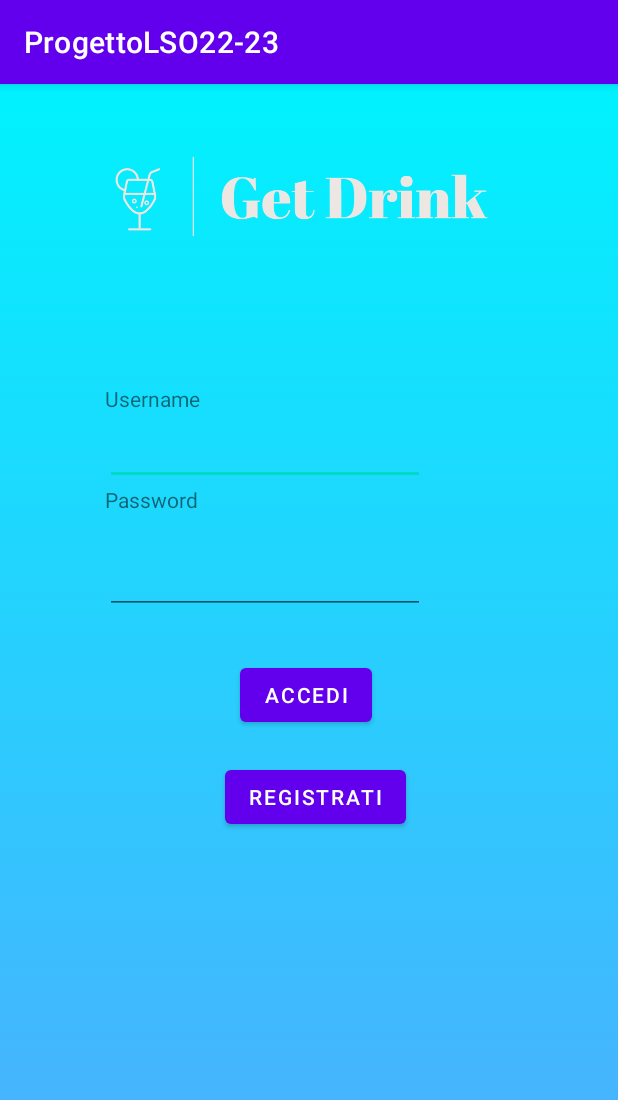
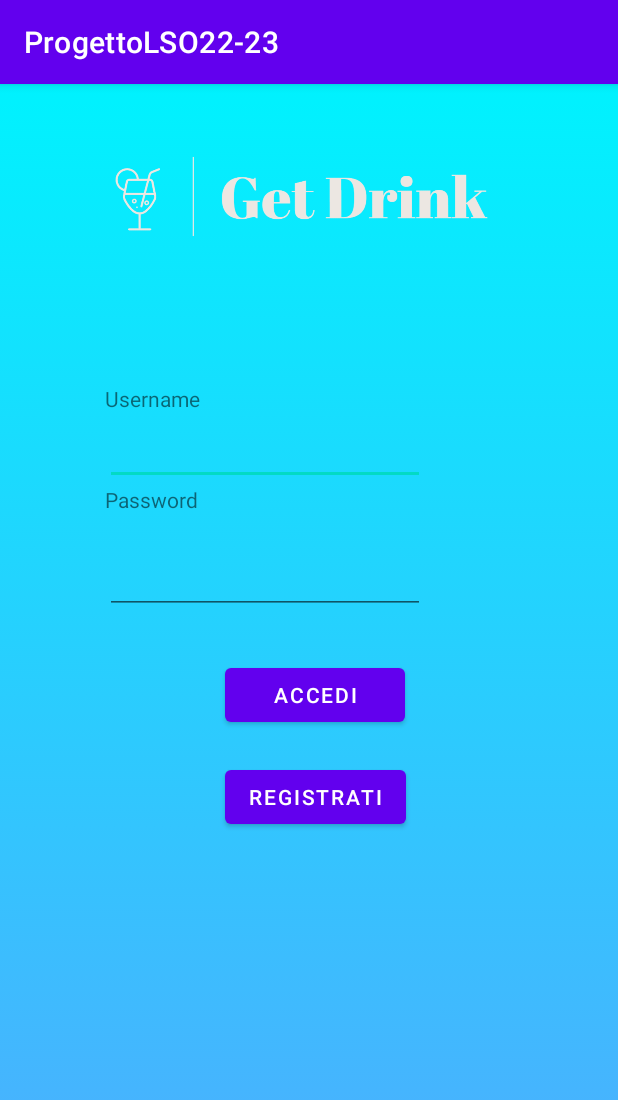
Before and after one commit to EmaSib/ProgettoLSO22-23, an Android app: the screen it shows after launch (Login), on a phone screen of 412 x 824 dp. Shown: the top 1100 px of the screen. Run offline under Robolectric (Android 15) with nearby library versions, the phone set to English and light mode, and no system bars.

Commit message:
modifica di acquisto.xml, home_page.xml, lista_bevande.xml , login.xml, misc.xml, pagina_bevanda.xml

```diff
--- a/app/src/main/res/layout/home_page.xml
+++ b/app/src/main/res/layout/home_page.xml
@@ -29,8 +29,8 @@
 
         <ImageView
             android:id="@+id/imageView4"
-            android:layout_width="411dp"
-            android:layout_height="160dp"
+            android:layout_width="418dp"
+            android:layout_height="183dp"
             app:layout_constraintBottom_toTopOf="@+id/ricerca_ingredientiButton"
             app:layout_constraintEnd_toEndOf="parent"
             app:layout_constraintStart_toStartOf="parent"
--- a/app/src/main/res/layout/lista_bevande.xml
+++ b/app/src/main/res/layout/lista_bevande.xml
@@ -32,6 +32,8 @@
             android:layout_width="match_parent"
             android:layout_height="25dp"
             android:layout_weight="5"
+            android:textSize="20dp"
+            android:textStyle="bold|italic"
             android:text="Bevande consigliate in base alle vendite:" />
 
         <ListView
--- a/app/src/main/res/layout/login.xml
+++ b/app/src/main/res/layout/login.xml
@@ -71,9 +71,9 @@
 
     <Button
         android:id="@+id/accediButton"
-        android:layout_width="wrap_content"
+        android:layout_width="120dp"
         android:layout_height="wrap_content"
-        android:layout_marginStart="160dp"
+        android:layout_marginStart="150dp"
         android:layout_marginTop="30dp"
         android:text="ACCEDI"
         app:layout_constraintStart_toStartOf="parent"
--- a/app/src/main/res/layout/pagina_bevanda.xml
+++ b/app/src/main/res/layout/pagina_bevanda.xml
@@ -38,7 +38,6 @@
         android:layout_width="match_parent"
         android:layout_height="0dp"
         android:layout_weight="1"
-        android:fontFamily="@font/abril_fatface"
         android:text="INGREDIENTI:"
         android:textSize="10pt" />
 
```
Also changed, not shown: app/src/main/res/layout/acquisto.xml (+12 -8 lines).
